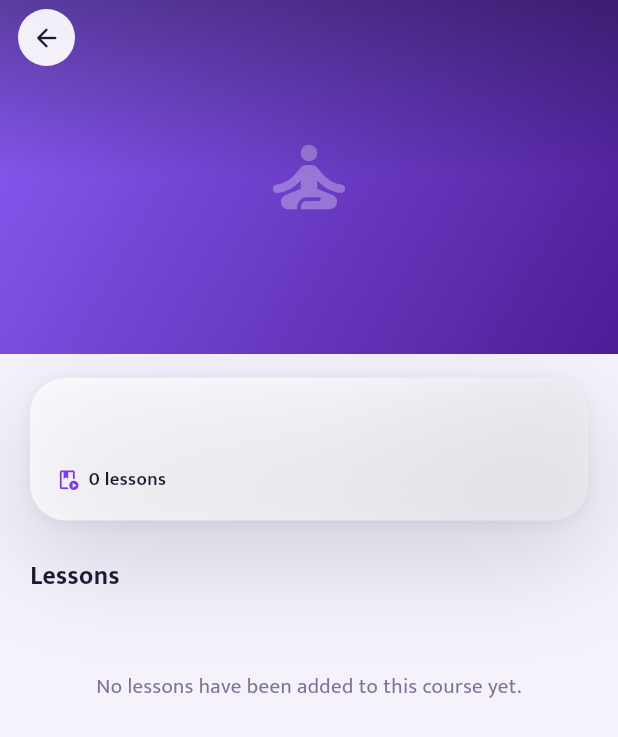
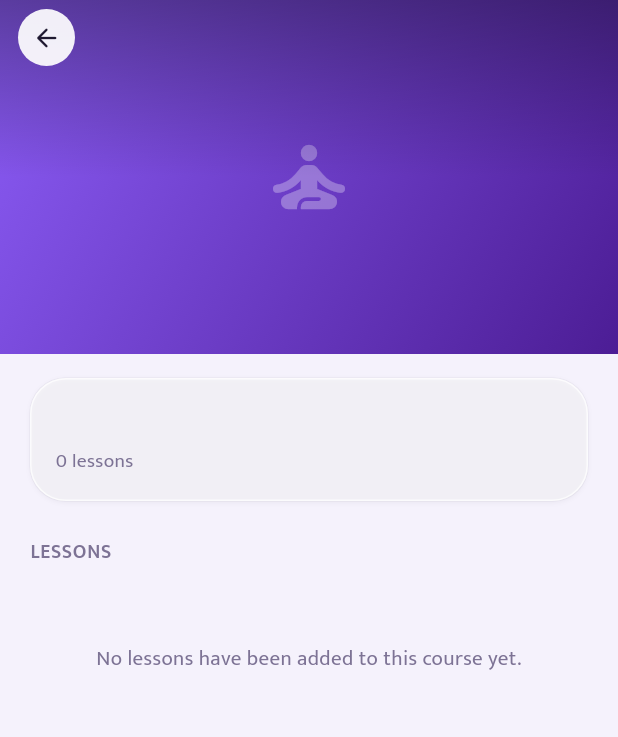
Before and after one commit to cyberking-coder/Rishi_app2, a Flutter app: the CourseDetailScreen screen opened directly with empty values, on a phone screen of 412 x 824 dp. Shown: the top 737 px of the screen. Run offline on Flutter 3.47's test engine with Material 3 defaults, Android fonts, the phone set to English and light mode, and no system bars; our stand-ins replace audio_service, chewie, device_info_plus, firebase_core, firebase_messaging, flutter_local_notifications and 10 more; missing offline and left inert: pointycastle; accounts and stored records are empty; network calls fail.

Commit message:
Restyle the course detail screen
Both cards become glass, matching the catalog they were opened from.

The header card reorders: title and episode count on the left with the
lock chip beside them, then the description, then progress as a
hairline track with a state and a percentage under it. Previously the
description sat directly under the title and the facts about the course
came after it, so the one line telling you where you were up to was the
last thing on the card.

Episode rows say their state in words — "Not started · 14 min" — rather
than encoding it only as one of three tints on the leading badge. The
badge keeps the glyph; the row no longer needs it decoded.

```diff
--- a/mobile_app/lib/features/lms/presentation/screens/course_detail_screen.dart
+++ b/mobile_app/lib/features/lms/presentation/screens/course_detail_screen.dart
@@ -235,12 +235,8 @@ class _CourseDetailScreenState extends ConsumerState<CourseDetailScreen>
                       // Missed in the first pass: the tab, the counts and
                       // the buttons all said episode while the list they
                       // sit above still announced itself as Lessons.
-                      kEducationFramingEnabled ? 'Lessons' : 'Episodes',
-                      style: const TextStyle(
-                        fontSize: 17,
-                        fontWeight: FontWeight.w800,
-                        color: AppTheme.textPrimary,
-                      ),
+                      kEducationFramingEnabled ? 'LESSONS' : 'EPISODES',
+                      style: AppTheme.label,
                     ),
                   ),
               ),
@@ -268,12 +264,7 @@ class _CourseDetailScreenState extends ConsumerState<CourseDetailScreen>
                         padding: const EdgeInsets.fromLTRB(20, 10, 20, 8),
                         child: Text(
                           module.title.toUpperCase(),
-                          style: const TextStyle(
-                            fontSize: 11.5,
-                            fontWeight: FontWeight.w800,
-                            color: AppTheme.textSecondary,
-                            letterSpacing: 0.6,
-                          ),
+                          style: AppTheme.label.copyWith(fontSize: 11.5),
                         ),
                       ),
                   ),
@@ -416,66 +407,59 @@ class _MetaCard extends StatelessWidget {
     final started = completed > 0;
 
     return Container(
-      padding: const EdgeInsets.all(18),
-      decoration: BoxDecoration(
-        gradient: AppTheme.clayFill(),
-        borderRadius: BorderRadius.circular(AppTheme.radiusCard),
-        boxShadow: AppTheme.cardShadow,
-      ),
+      padding: const EdgeInsets.all(16),
+      decoration: AppTheme.glassSurface(radius: AppTheme.radiusCard),
       child: Column(crossAxisAlignment: CrossAxisAlignment.start, children: [
+        Row(crossAxisAlignment: CrossAxisAlignment.start, children: [
+          Expanded(
+            child: Column(
+              crossAxisAlignment: CrossAxisAlignment.start,
+              children: [
                 Text(
                   title,
                   style: const TextStyle(
-            fontFamily: AppTheme.display,
-            fontSize: 22,
-            height: 26 / 22,
-            fontWeight: FontWeight.w500,
+                    fontFamily: AppTheme.text,
+                    fontSize: 20,
+                    height: 1.2,
+                    fontWeight: FontWeight.w600,
+                    letterSpacing: -0.4,
                     color: AppTheme.textPrimary,
                   ),
                 ),
-        if (description != null && description!.trim().isNotEmpty) ...[
-          const SizedBox(height: 8),
+                const SizedBox(height: 4),
                 Text(
-            description!,
+                  '$lessonCount ${lessonCount == 1 ? kPartWord : "${kPartWord}s"}',
                   style: const TextStyle(
+                    fontFamily: AppTheme.text,
                     fontSize: 13,
                     color: AppTheme.textSecondary,
-              height: 1.55,
                   ),
                 ),
               ],
-        const SizedBox(height: 14),
-
-        Row(children: [
-          const Icon(Icons.play_lesson_outlined, size: 15, color: AppTheme.sage),
-          const SizedBox(width: 6),
-          Text(
-            '$lessonCount ${lessonCount == 1 ? kPartWord : "${kPartWord}s"}',
-            style: const TextStyle(
-              fontSize: 12.5,
-              color: AppTheme.textPrimary,
-              fontWeight: FontWeight.w600,
             ),
           ),
           if (locked) ...[
             const SizedBox(width: 12),
             Container(
-              padding: const EdgeInsets.symmetric(horizontal: 9, vertical: 4),
+              height: 24,
+              padding: const EdgeInsets.symmetric(horizontal: 9),
               decoration: BoxDecoration(
-                color: AppTheme.sandSoft,
-                borderRadius: BorderRadius.circular(AppTheme.radiusPill),
+                color: AppTheme.well,
+                borderRadius: BorderRadius.circular(12),
               ),
               child: Row(mainAxisSize: MainAxisSize.min, children: [
-                const Icon(Icons.lock_rounded, size: 11, color: AppTheme.clay),
+                const Icon(Icons.lock_rounded,
+                    size: 13, color: AppTheme.textSecondary),
                 const SizedBox(width: 4),
                 Text(
                   // The lock stays on iOS, the price does not: locked
                   // content may be shown, priced content may not.
                   kPurchaseUiEnabled ? priceLabel : 'Locked',
                   style: const TextStyle(
-                    fontSize: 10.5,
-                    fontWeight: FontWeight.w700,
-                    color: AppTheme.clay,
+                    fontFamily: AppTheme.text,
+                    fontSize: 12,
+                    fontWeight: FontWeight.w600,
+                    color: AppTheme.textSecondary,
                   ),
                 ),
               ]),
@@ -483,30 +467,52 @@ class _MetaCard extends StatelessWidget {
           ],
         ]),
 
+        if (description != null && description!.trim().isNotEmpty) ...[
+          const SizedBox(height: 12),
+          Text(
+            description!,
+            style: const TextStyle(
+              fontFamily: AppTheme.text,
+              fontSize: 15,
+              color: Color(0xFF544A6E),
+              height: 1.5,
+            ),
+          ),
+        ],
+
         if (started && !locked) ...[
-          const SizedBox(height: 14),
-          Row(children: [
-            Expanded(
-              child: ClipRRect(
-                borderRadius: BorderRadius.circular(4),
+          const SizedBox(height: 16),
+          ClipRRect(
+            borderRadius: BorderRadius.circular(2),
             child: LinearProgressIndicator(
               value: progress,
-                  backgroundColor: AppTheme.sageSoft,
+              backgroundColor: AppTheme.well,
               valueColor: const AlwaysStoppedAnimation(AppTheme.sage),
-                  minHeight: 6,
+              minHeight: 3,
             ),
           ),
-            ),
-            const SizedBox(width: 10),
+          const SizedBox(height: 8),
+          Row(
+            mainAxisAlignment: MainAxisAlignment.spaceBetween,
+            children: [
               Text(
-              '$completed/$lessonCount',
+                completed >= lessonCount ? 'Completed' : 'In progress',
                 style: const TextStyle(
-                fontSize: 12,
-                fontWeight: FontWeight.w700,
-                color: AppTheme.sage,
+                  fontFamily: AppTheme.text,
+                  fontSize: 13,
+                  color: AppTheme.textSecondary,
                 ),
               ),
-          ]),
+              Text(
+                '${(progress * 100).round()}%',
+                style: const TextStyle(
+                  fontFamily: AppTheme.text,
+                  fontSize: 13,
+                  color: AppTheme.textSecondary,
+                ),
+              ),
+            ],
+          ),
         ],
 
         if (locked || nextLessonTitle != null) ...[
@@ -562,17 +568,29 @@ class _LessonTile extends StatelessWidget {
     }
   }
 
+  /// "Not started · 14 min" — state first, then the fact about it.
+  ///
+  /// The state used to live only in the leading badge, as one of three
+  /// shades. Saying it in words costs nothing and means the row reads
+  /// without anyone having to learn what the tint means.
   String get _subtitle {
     if (!lesson.isPlayable) return 'Unavailable';
+
+    final state = locked
+        ? 'Locked'
+        : lesson.completed
+            ? 'Completed'
+            : 'Not started';
+
     switch (lesson.type) {
       case LessonType.audio:
         final secs = lesson.audioDurationSeconds;
-        if (secs == null) return 'Audio';
-        return 'Audio · ${(secs / 60).ceil()} min';
+        if (secs == null) return '$state · Audio';
+        return '$state · ${(secs / 60).ceil()} min';
       case LessonType.video:
-        return 'Video';
+        return '$state · Video';
       case LessonType.text:
-        return 'Reading';
+        return '$state · Reading';
     }
   }
 
@@ -581,31 +599,23 @@ class _LessonTile extends StatelessWidget {
     final done = lesson.completed && !locked;
 
     return Container(
-      decoration: BoxDecoration(
-        gradient: AppTheme.clayFill(AppTheme.surfaceCream),
-        borderRadius: BorderRadius.circular(AppTheme.radiusRow),
-        boxShadow: AppTheme.cardShadow,
-      ),
+      decoration: AppTheme.glassSurface(),
       clipBehavior: Clip.antiAlias,
       child: Column(children: [
         InkWell(
           onTap: onTap,
           child: Padding(
-          padding: const EdgeInsets.symmetric(horizontal: 14, vertical: 13),
+            padding: const EdgeInsets.all(12),
             child: Row(children: [
-            // Leading badge shows state first (locked / done) and falls
-            // back to the media type — the state is what decides whether
-            // tapping does anything.
+              // Leading badge shows state first (locked / done) and
+              // falls back to the media type — the state is what
+              // decides whether tapping does anything.
               Container(
-              width: 38,
-              height: 38,
+                width: 52,
+                height: 52,
                 decoration: BoxDecoration(
-                color: locked
-                    ? AppTheme.sandSoft
-                    : done
-                        ? AppTheme.sage
-                        : AppTheme.surface,
-                borderRadius: BorderRadius.circular(16),
+                  color: done ? AppTheme.sage : AppTheme.sageSoft,
+                  borderRadius: BorderRadius.circular(11),
                 ),
                 child: Icon(
                   locked
@@ -613,12 +623,8 @@ class _LessonTile extends StatelessWidget {
                       : done
                           ? Icons.check_rounded
                           : _typeIcon,
-                size: 19,
-                color: locked
-                    ? AppTheme.clay
-                    : done
-                        ? Colors.white
-                        : AppTheme.sage,
+                  size: 22,
+                  color: done ? Colors.white : AppTheme.sageDark,
                 ),
               ),
               const SizedBox(width: 12),
@@ -631,8 +637,10 @@ class _LessonTile extends StatelessWidget {
                       maxLines: 2,
                       overflow: TextOverflow.ellipsis,
                       style: TextStyle(
-                      fontSize: 13.5,
-                      fontWeight: FontWeight.w700,
+                        fontFamily: AppTheme.text,
+                        fontSize: 16,
+                        fontWeight: FontWeight.w500,
+                        letterSpacing: -0.16,
                         height: 1.3,
                         color: lesson.isPlayable
                             ? AppTheme.textPrimary
@@ -643,7 +651,8 @@ class _LessonTile extends StatelessWidget {
                     Text(
                       _subtitle,
                       style: const TextStyle(
-                      fontSize: 11.5,
+                        fontFamily: AppTheme.text,
+                        fontSize: 13,
                         color: AppTheme.textSecondary,
                       ),
                     ),
@@ -651,11 +660,8 @@ class _LessonTile extends StatelessWidget {
                 ),
               ),
               const SizedBox(width: 8),
-            Icon(
-              Icons.chevron_right_rounded,
-              size: 20,
-              color: AppTheme.textSecondary.withValues(alpha: 0.6),
-            ),
+              const Icon(Icons.chevron_right_rounded,
+                  size: 18, color: Color(0xFF9890AC)),
             ]),
           ),
         ),
```
Lines whose indentation alone changed are shown as unchanged.
